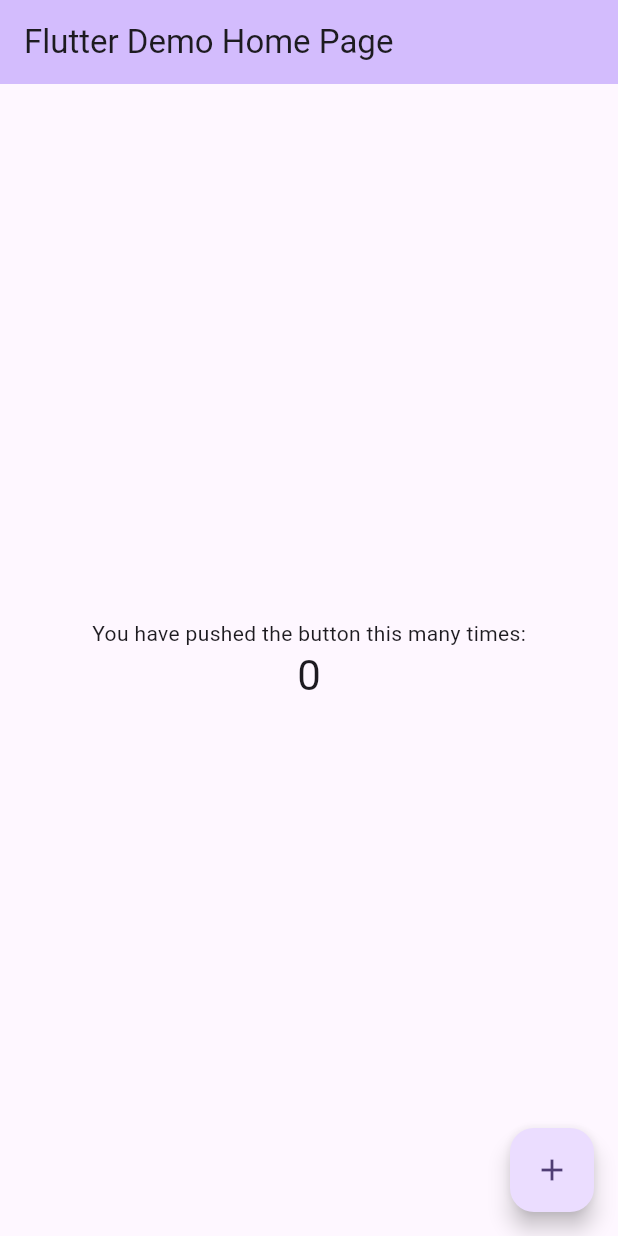
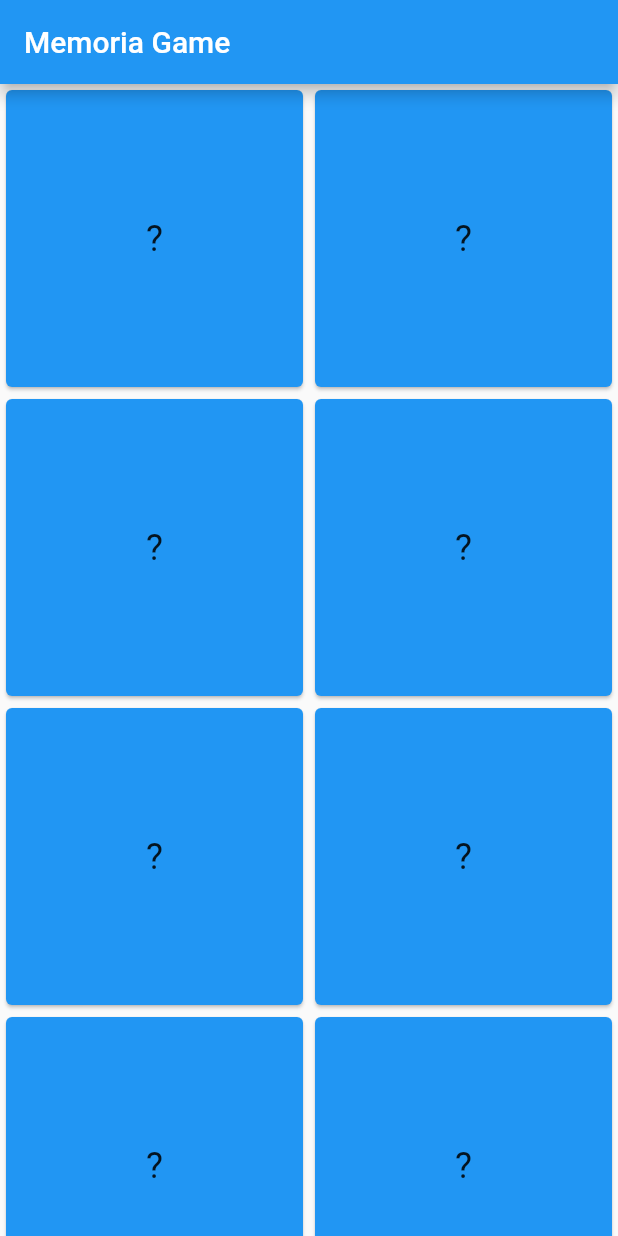
Before and after one commit to tensey3/Out-List, a Flutter app: the screen it shows after launch, on a phone screen of 412 x 824 dp. Run offline on Flutter 3.47's test engine with Material 2 defaults, Android fonts, the phone set to English and light mode, and no system bars.

Commit message:
真剣衰弱

```diff
--- a/lib/main.dart
+++ b/lib/main.dart
@@ -1,111 +1,112 @@
 import 'package:flutter/material.dart';
+import 'dart:async';
+import 'dart:math';
 
 void main() {
-  runApp(const MyApp());
+  runApp(MemoriaApp());
 }
 
-class MyApp extends StatelessWidget {
-  const MyApp({super.key});
-
+class MemoriaApp extends StatelessWidget {
   @override
-
   Widget build(BuildContext context) {
     return MaterialApp(
-      title: 'Flutter Demo',
+      title: 'Memoria',
       theme: ThemeData(
-
-        colorScheme: ColorScheme.fromSeed(seedColor: Colors.deepPurple),
-        useMaterial3: true,
+        primarySwatch: Colors.blue,
       ),
-      home: const MyHomePage(title: 'Flutter Demo Home Page'),
+      home: MyHomePage(),
     );
   }
 }
 
 class MyHomePage extends StatefulWidget {
-  const MyHomePage({super.key, required this.title});
-
-  // This widget is the home page of your application. It is stateful, meaning
-  // that it has a State object (defined below) that contains fields that affect
-  // how it looks.
-
-  // This class is the configuration for the state. It holds the values (in this
-  // case the title) provided by the parent (in this case the App widget) and
-  // used by the build method of the State. Fields in a Widget subclass are
-  // always marked "final".
-
-  final String title;
-
   @override
-  State<MyHomePage> createState() => _MyHomePageState();
+  _MyHomePageState createState() => _MyHomePageState();
 }
 
 class _MyHomePageState extends State<MyHomePage> {
-  int _counter = 0;
+  List<int> cardNumbers = [1, 2, 3, 4, 1, 2, 3, 4]; // カードの数値
+  List<bool> cardFlips = List.filled(8, false); // カードのめくられた状態
+  int firstCardIndex = -1; // 最初に選択したカードのインデックス
+  int secondCardIndex = -1; // 2番目に選択したカードのインデックス
+  bool isChecking = false; // カードを比較中かどうか
 
-  void _incrementCounter() {
+  @override
+  void initState() {
+    super.initState();
+    cardNumbers.shuffle(); // カードの数値をランダムにシャッフル
+  }
+
+  void _flipCard(int index) {
+    if (isChecking || cardFlips[index]) {
+      return; // カードを比較中または既にめくられたカードは無視
+    }
+
     setState(() {
-      // This call to setState tells the Flutter framework that something has
-      // changed in this State, which causes it to rerun the build method below
-      // so that the display can reflect the updated values. If we changed
-      // _counter without calling setState(), then the build method would not be
-      // called again, and so nothing would appear to happen.
-      _counter++;
+      cardFlips[index] = true; // カードをめくる
     });
+
+    if (firstCardIndex == -1) {
+      firstCardIndex = index;
+    } else {
+      secondCardIndex = index;
+      isChecking = true;
+      Timer(Duration(seconds: 1), _checkCards); // 1秒後にカードを比較
+    }
+  }
+
+  void _checkCards() {
+    if (cardNumbers[firstCardIndex] == cardNumbers[secondCardIndex]) {
+      // カードが一致した場合
+      setState(() {
+        cardFlips[firstCardIndex] = false;
+        cardFlips[secondCardIndex] = false;
+      });
+    } else {
+      // カードが一致しない場合、カードを戻す
+      setState(() {
+        cardFlips[firstCardIndex] = false;
+        cardFlips[secondCardIndex] = false;
+      });
+    }
+
+    firstCardIndex = -1;
+    secondCardIndex = -1;
+    isChecking = false;
   }
 
   @override
   Widget build(BuildContext context) {
-    // This method is rerun every time setState is called, for instance as done
-    // by the _incrementCounter method above.
-    //
-    // The Flutter framework has been optimized to make rerunning build methods
-    // fast, so that you can just rebuild anything that needs updating rather
-    // than having to individually change instances of widgets.
     return Scaffold(
       appBar: AppBar(
-        // TRY THIS: Try changing the color here to a specific color (to
-        // Colors.amber, perhaps?) and trigger a hot reload to see the AppBar
-        // change color while the other colors stay the same.
-        backgroundColor: Theme.of(context).colorScheme.inversePrimary,
-        // Here we take the value from the MyHomePage object that was created by
-        // the App.build method, and use it to set our appbar title.
-        title: Text(widget.title),
+        title: Text('Memoria Game'),
       ),
       body: Center(
-        // Center is a layout widget. It takes a single child and positions it
-        // in the middle of the parent.
-        child: Column(
-          // Column is also a layout widget. It takes a list of children and
-          // arranges them vertically. By default, it sizes itself to fit its
-          // children horizontally, and tries to be as tall as its parent.
-          //
-          // Column has various properties to control how it sizes itself and
-          // how it positions its children. Here we use mainAxisAlignment to
-          // center the children vertically; the main axis here is the vertical
-          // axis because Columns are vertical (the cross axis would be
-          // horizontal).
-          //
-          // TRY THIS: Invoke "debug painting" (choose the "Toggle Debug Paint"
-          // action in the IDE, or press "p" in the console), to see the
-          // wireframe for each widget.
-          mainAxisAlignment: MainAxisAlignment.center,
-          children: <Widget>[
-            const Text(
-              'You have pushed the button this many times:',
-            ),
-            Text(
-              '$_counter',
-              style: Theme.of(context).textTheme.headlineMedium,
-            ),
-          ],
+        child: GridView.builder(
+          gridDelegate: SliverGridDelegateWithFixedCrossAxisCount(
+            crossAxisCount: 2, // 2列にする
+          ),
+          itemCount: cardNumbers.length,
+          itemBuilder: (context, index) {
+            return GestureDetector(
+              onTap: () {
+                _flipCard(index);
+              },
+              child: Card(
+                color: cardFlips[index] ? Colors.white : Colors.blue,
+                child: Center(
+                  child: cardFlips[index]
+                      ? Text(
+                    cardNumbers[index].toString(),
+                    style: TextStyle(fontSize: 24),
+                  )
+                      : Text('?', style: TextStyle(fontSize: 24)),
+                ),
+              ),
+            );
+          },
         ),
       ),
-      floatingActionButton: FloatingActionButton(
-        onPressed: _incrementCounter,
-        tooltip: 'Increment',
-        child: const Icon(Icons.add),
-      ), // This trailing comma makes auto-formatting nicer for build methods.
     );
   }
 }
```
Also changed, not shown: 1 other file.
